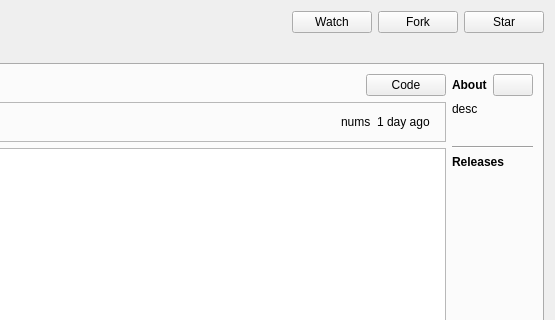
Above: ui/widgets/repository.ui from DomiTP/GitHub-Manager before the change; both pictures show x 381 to 936 and y 0 to 320 of the 936 by 640 pixel window. Below: the same form after it.
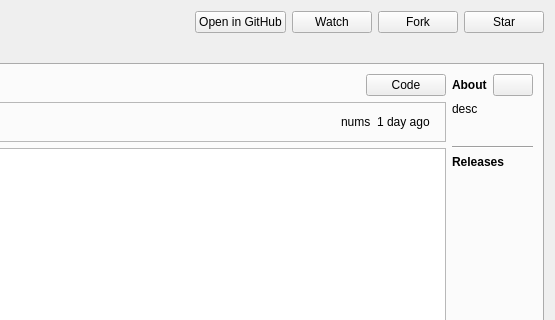
That is the form after the change. Custom widgets are drawn as their Qt base class.

Diff of the .ui file:
```diff
--- a/ui/widgets/repository.ui
+++ b/ui/widgets/repository.ui
@@ -26,6 +26,19 @@
                             </property>
                         </widget>
                     </item>
+                    <item>
+                        <widget class="QPushButton" name="openInGithubButton">
+                            <property name="sizePolicy">
+                                <sizepolicy hsizetype="Fixed" vsizetype="Fixed">
+                                    <horstretch>0</horstretch>
+                                    <verstretch>0</verstretch>
+                                </sizepolicy>
+                            </property>
+                            <property name="text">
+                                <string>Open in GitHub</string>
+                            </property>
+                        </widget>
+                    </item>
                     <item>
                         <widget class="QPushButton" name="watchButton">
                             <property name="sizePolicy">
```
